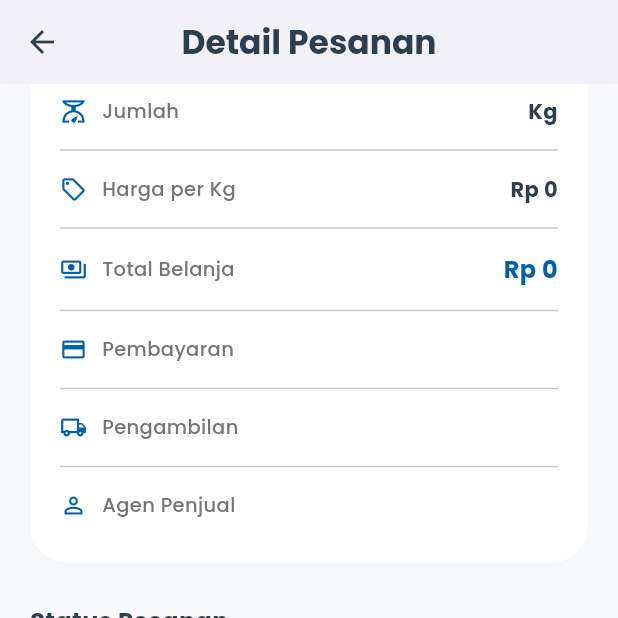
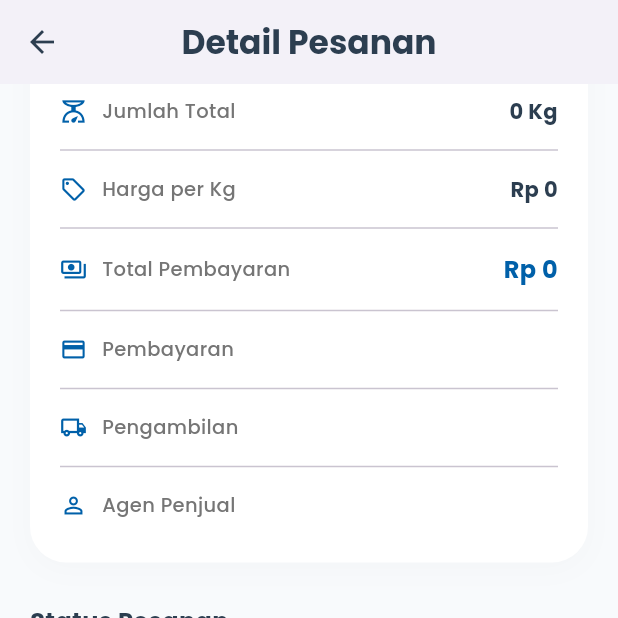
Before and after one commit to elmiraputri182-cyber/freshfish-app, a Flutter app: the DetailPesananPage screen opened directly with empty values, scrolled down 477 dp, on a phone screen of 412 x 824 dp, the top half of it. Run offline on Flutter 3.47's test engine with Material 3 defaults, Android fonts, the phone set to English and light mode, and no system bars; our stand-ins replace firebase_auth, firebase_core, fl_chart, geolocator, google_fonts, google_sign_in and 4 more; accounts and stored records are empty; network calls fail.

Commit message:
riwayat pesanan

```diff
--- a/lib/config/api.dart
+++ b/lib/config/api.dart
@@ -1,3 +1,3 @@
 class Api {
-  static const String baseUrl = "http://192.168.1.13/appfreashfish/freashfish_api";
+  static const String baseUrl = "https://api.freshfish.my.id/";
 }
--- a/lib/screens/pembeli/detail_pesanan_page.dart
+++ b/lib/screens/pembeli/detail_pesanan_page.dart
@@ -39,6 +39,18 @@ class DetailPesananPage extends StatelessWidget {
       fotoIkan = (data["items"] as List)[0]["foto_ikan"] ?? "";
     } else {
       fotoIkan = data["foto_ikan"] ?? "";
+    }
+
+    int totalKg = 0;
+    double totalHarga = double.tryParse(data["total_pembayaran"]?.toString() ?? "") ??
+                         double.tryParse(data["total_harga"]?.toString() ?? "") ?? 0;
+
+    if (listItems != null && listItems.isNotEmpty) {
+      for (var detail in listItems) {
+        totalKg += int.tryParse(detail["jumlah_pesan"].toString()) ?? 0;
+      }
+    } else {
+      totalKg = int.tryParse(data["jumlah_kg"].toString()) ?? 0;
     }
 
     return Scaffold(
@@ -134,6 +146,67 @@ class DetailPesananPage extends StatelessWidget {
             ),
             const SizedBox(height: 24),
 
+            // Card Daftar Produk (Only show if multiple items exist)
+            if (listItems != null && listItems.isNotEmpty) ...[
+              Text(
+                "Daftar Produk",
+                style: GoogleFonts.poppins(
+                  fontWeight: FontWeight.bold,
+                  fontSize: 16,
+                  color: const Color(0xFF2C3E50),
+                ),
+              ),
+              const SizedBox(height: 12),
+              Container(
+                padding: const EdgeInsets.all(20),
+                decoration: BoxDecoration(
+                  color: Colors.white,
+                  borderRadius: BorderRadius.circular(24),
+                  boxShadow: [
+                    BoxShadow(
+                      color: Colors.black.withOpacity(0.02),
+                      blurRadius: 16,
+                      offset: const Offset(0, 4),
+                    ),
+                  ],
+                ),
+                child: Column(
+                  children: listItems.map((item) {
+                    final nama = item["nama_ikan"] ?? "-";
+                    final qty = item["jumlah_pesan"] ?? item["jumlah"] ?? "-";
+                    final sub = double.tryParse(item["subtotal"].toString()) ?? 0;
+                    return Padding(
+                      padding: const EdgeInsets.symmetric(vertical: 8),
+                      child: Row(
+                        mainAxisAlignment: MainAxisAlignment.spaceBetween,
+                        children: [
+                          Expanded(
+                            child: Text(
+                              "$nama ($qty Kg)",
+                              style: GoogleFonts.poppins(
+                                fontSize: 13,
+                                color: const Color(0xFF2C3E50),
+                                fontWeight: FontWeight.w500,
+                              ),
+                            ),
+                          ),
+                          Text(
+                            rupiah.format(sub),
+                            style: GoogleFonts.poppins(
+                              fontSize: 13,
+                              fontWeight: FontWeight.bold,
+                              color: const Color(0xFF0060A9),
+                            ),
+                          ),
+                        ],
+                      ),
+                    );
+                  }).toList(),
+                ),
+              ),
+              const SizedBox(height: 24),
+            ],
+
             // Card Detail Transaksi
             Text(
               "Rincian Transaksi",
@@ -169,10 +242,11 @@ class DetailPesananPage extends StatelessWidget {
                   const Divider(),
                   itemDetail(
                     Icons.scale_outlined,
-                    "Jumlah",
-                    "${data["jumlah_kg"]} Kg",
+                    "Jumlah Total",
+                    "$totalKg Kg",
                   ),
                   const Divider(),
+                  if (listItems == null || listItems.length <= 1) ...[
                     itemDetail(
                       Icons.sell_outlined,
                       "Harga per Kg",
@@ -181,12 +255,11 @@ class DetailPesananPage extends StatelessWidget {
                       ),
                     ),
                     const Divider(),
+                  ],
                   itemDetail(
                     Icons.payments_outlined,
-                    "Total Belanja",
-                    rupiah.format(
-                      double.tryParse(data["total_harga"].toString()) ?? 0,
-                    ),
+                    "Total Pembayaran",
+                    rupiah.format(totalHarga),
                     highlightValue: true,
                   ),
                   const Divider(),
```
Also changed, not shown: lib/screens/pembeli/riwayat_page.dart (+25 -10 lines). Lines whose indentation alone changed are shown as unchanged.
